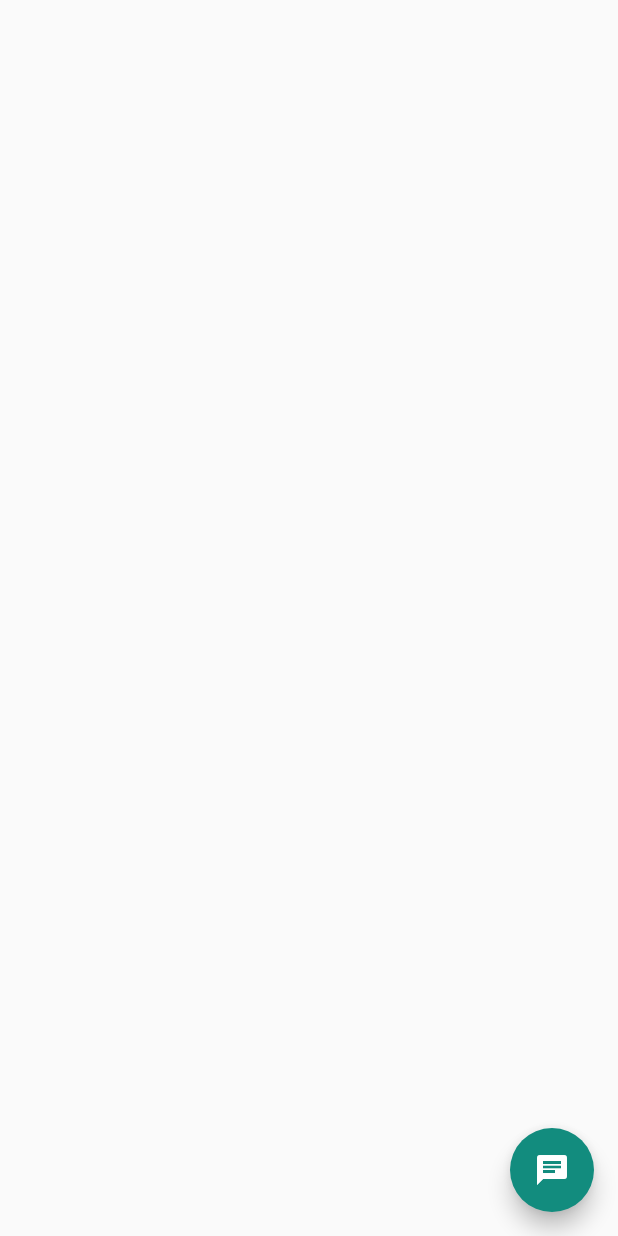
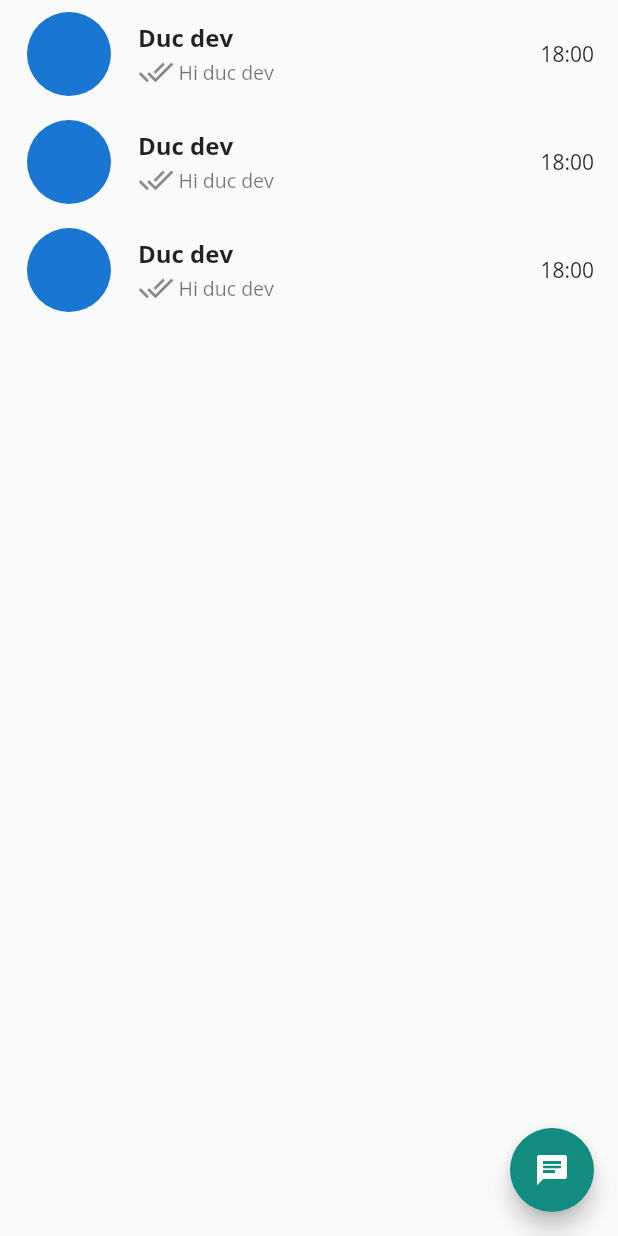
Before and after one commit to anonymous031096/chat, a Flutter app: the ChatPage screen opened directly, on a phone screen of 412 x 824 dp. Run offline on Flutter 3.47's test engine with Material 2 defaults, Android fonts, the phone set to English and light mode, and no system bars.

Commit message:
list item chat

```diff
--- /dev/null
+++ b/fchat/lib/custom_ui/custom_card.dart
@@ -0,0 +1,24 @@
+import 'package:flutter/material.dart';
+
+class CustomCard extends StatelessWidget {
+  const CustomCard({super.key});
+
+  @override
+  Widget build(BuildContext context) {
+    return ListTile(
+      leading: const CircleAvatar(radius: 30),
+      title: const Text(
+        "Duc dev",
+        style: TextStyle(fontSize: 16, fontWeight: FontWeight.bold),
+      ),
+      subtitle: Row(
+        children: const [
+          Icon(Icons.done_all),
+          SizedBox(width: 3),
+          Text("Hi duc dev", style: TextStyle(fontSize: 13))
+        ],
+      ),
+      trailing: const Text("18:00"),
+    );
+  }
+}
--- a/fchat/lib/pages/chat_page.dart
+++ b/fchat/lib/pages/chat_page.dart
@@ -1,3 +1,4 @@
+import 'package:fchat/custom_ui/custom_card.dart';
 import 'package:flutter/material.dart';
 
 class ChatPage extends StatefulWidget {
@@ -15,6 +16,13 @@ class _ChatPageState extends State<ChatPage> {
         onPressed: () {},
         child: const Icon(Icons.chat),
       ),
+      body: ListView(
+        children: const [
+          CustomCard(),
+          CustomCard(),
+          CustomCard(),
+        ],
+      ),
     );
   }
 }
```
Also changed, not shown: 11 other files.
